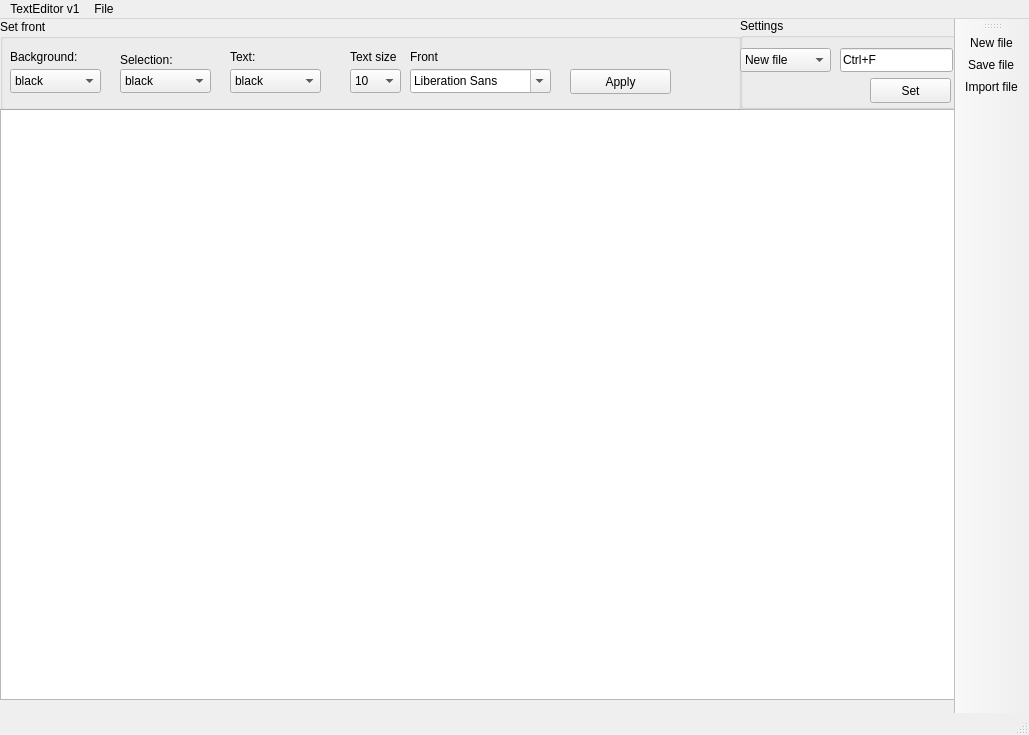
First picture: the form in mainwindow.ui, repository Toshico1/Vega-cleverTextEditor, before the edit.
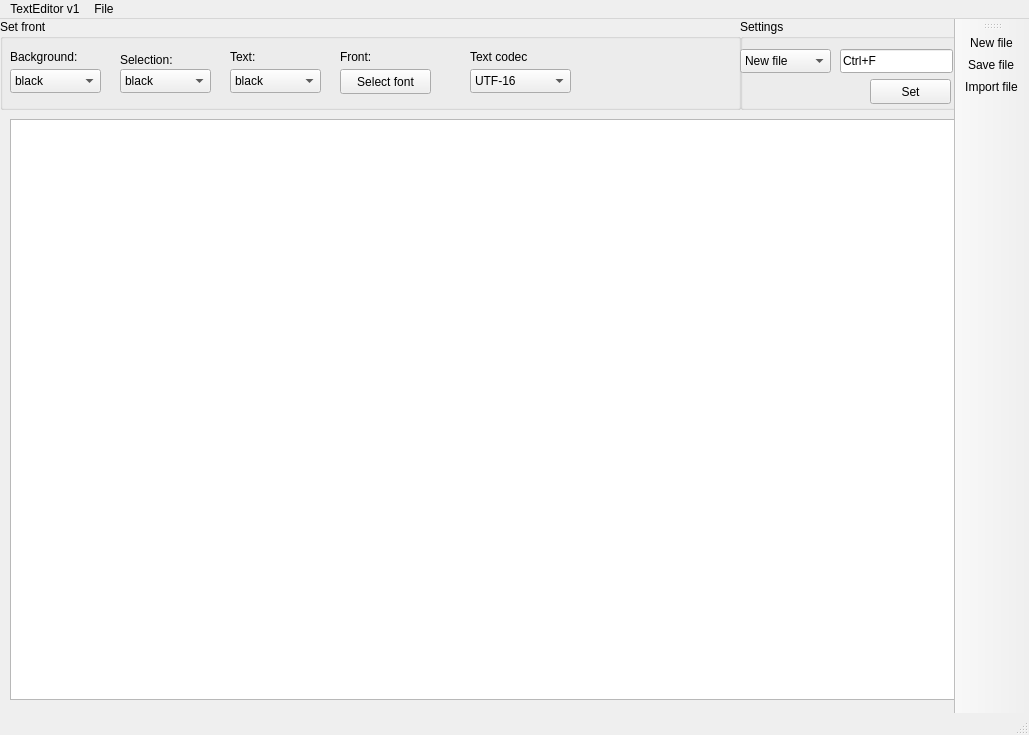
Second picture: the form after the edit. Icons and pictures are not drawn.

```diff
--- a/mainwindow.ui
+++ b/mainwindow.ui
@@ -14,16 +14,6 @@
    <string>MainWindow</string>
   </property>
   <widget class="QWidget" name="centralWidget">
-   <widget class="QPlainTextEdit" name="plainTextEdit">
-    <property name="geometry">
-     <rect>
-      <x>0</x>
-      <y>90</y>
-      <width>971</width>
-      <height>591</height>
-     </rect>
-    </property>
-   </widget>
    <widget class="QGroupBox" name="groupBox_2">
     <property name="geometry">
      <rect>
@@ -141,19 +131,6 @@
       </property>
      </item>
     </widget>
-    <widget class="QPushButton" name="pushButton">
-     <property name="geometry">
-      <rect>
-       <x>570</x>
-       <y>50</y>
-       <width>101</width>
-       <height>25</height>
-      </rect>
-     </property>
-     <property name="text">
-      <string>Apply</string>
-     </property>
-    </widget>
     <widget class="QLabel" name="label">
      <property name="geometry">
       <rect>
@@ -193,105 +170,78 @@
       <string>Text:</string>
      </property>
     </widget>
-    <widget class="QFontComboBox" name="fontComboBox">
-     <property name="geometry">
-      <rect>
-       <x>410</x>
-       <y>50</y>
-       <width>141</width>
-       <height>24</height>
-      </rect>
-     </property>
-    </widget>
-    <widget class="QComboBox" name="comboBox">
-     <property name="geometry">
-      <rect>
-       <x>350</x>
-       <y>50</y>
-       <width>51</width>
-       <height>24</height>
-      </rect>
-     </property>
-     <item>
-      <property name="text">
-       <string>10</string>
-      </property>
-     </item>
-     <item>
-      <property name="text">
-       <string>12</string>
-      </property>
-     </item>
-     <item>
-      <property name="text">
-       <string>14</string>
-      </property>
-     </item>
-     <item>
-      <property name="text">
-       <string>16</string>
-      </property>
-     </item>
-     <item>
-      <property name="text">
-       <string>18</string>
-      </property>
-     </item>
-     <item>
-      <property name="text">
-       <string>20</string>
-      </property>
-     </item>
-     <item>
-      <property name="text">
-       <string>22</string>
-      </property>
-     </item>
-     <item>
-      <property name="text">
-       <string>24</string>
-      </property>
-     </item>
-     <item>
-      <property name="text">
-       <string>26</string>
-      </property>
-     </item>
-     <item>
-      <property name="text">
-       <string>28</string>
-      </property>
-     </item>
-     <item>
-      <property name="text">
-       <string>30</string>
-      </property>
-     </item>
-    </widget>
-    <widget class="QLabel" name="label_4">
-     <property name="geometry">
-      <rect>
-       <x>350</x>
-       <y>30</y>
-       <width>55</width>
-       <height>16</height>
-      </rect>
-     </property>
-     <property name="text">
-      <string>Text size</string>
-     </property>
-    </widget>
     <widget class="QLabel" name="label_5">
      <property name="geometry">
       <rect>
-       <x>410</x>
+       <x>340</x>
        <y>30</y>
        <width>55</width>
        <height>16</height>
       </rect>
      </property>
      <property name="text">
-      <string>Front</string>
+      <string>Front:</string>
+     </property>
+    </widget>
+    <widget class="QComboBox" name="comboBox_2">
+     <property name="geometry">
+      <rect>
+       <x>470</x>
+       <y>50</y>
+       <width>101</width>
+       <height>24</height>
+      </rect>
+     </property>
+     <item>
+      <property name="text">
+       <string>UTF-16</string>
+      </property>
+     </item>
+     <item>
+      <property name="text">
+       <string>UTF-8</string>
+      </property>
+     </item>
+     <item>
+      <property name="text">
+       <string>CP1251</string>
+      </property>
+     </item>
+     <item>
+      <property name="text">
+       <string>IBM 866</string>
+      </property>
+     </item>
+     <item>
+      <property name="text">
+       <string>CP949</string>
+      </property>
+     </item>
+    </widget>
+    <widget class="QPushButton" name="pushButton">
+     <property name="geometry">
+      <rect>
+       <x>340</x>
+       <y>50</y>
+       <width>91</width>
+       <height>25</height>
+      </rect>
+     </property>
+     <property name="text">
+      <string>Select font</string>
+     </property>
+    </widget>
+    <widget class="QLabel" name="label_4">
+     <property name="geometry">
+      <rect>
+       <x>470</x>
+       <y>30</y>
+       <width>71</width>
+       <height>16</height>
+      </rect>
+     </property>
+     <property name="text">
+      <string>Text codec</string>
      </property>
     </widget>
    </widget>
@@ -299,7 +249,7 @@
     <property name="geometry">
      <rect>
       <x>740</x>
-      <y>-1</y>
+      <y>0</y>
       <width>231</width>
       <height>91</height>
      </rect>
@@ -372,6 +322,16 @@
      </property>
     </widget>
    </widget>
+   <widget class="QTextEdit" name="plainTextEdit">
+    <property name="geometry">
+     <rect>
+      <x>10</x>
+      <y>100</y>
+      <width>961</width>
+      <height>581</height>
+     </rect>
+    </property>
+   </widget>
   </widget>
   <widget class="QMenuBar" name="menuBar">
    <property name="geometry">
```
Left out of the diff: 2 changed lines with no effect on the pictures.
